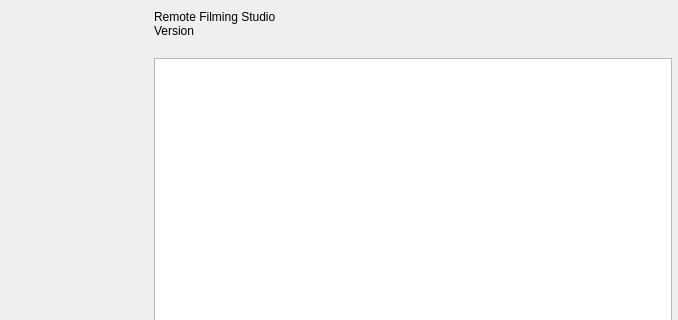
First picture: the form in vendor_skins/RemoteFilming/UI/forms/OBSAbout.ui, repository CoSMoSoftware/OBS-studio-webrtc, before the edit; both pictures show x 162 to 840 and y 0 to 320 of the 840 by 519 pixel window.
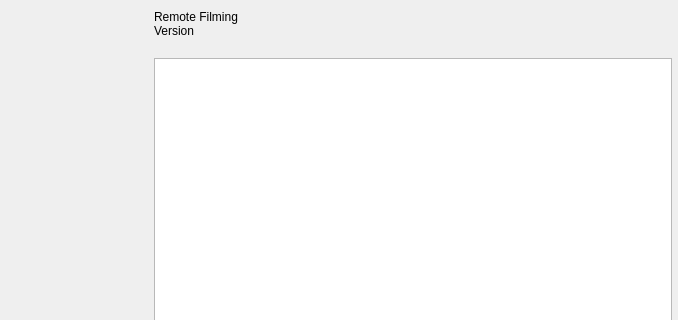
Second picture: the form after the edit. Icons and pictures are not drawn. Custom widgets are drawn as their Qt base class.

Commit message: RFS: app name = Remote Filming

The edit to the form file:
```diff
--- a/vendor_skins/RemoteFilming/UI/forms/OBSAbout.ui
+++ b/vendor_skins/RemoteFilming/UI/forms/OBSAbout.ui
@@ -76,7 +76,7 @@
        <item>
         <widget class="QLabel" name="name">
          <property name="text">
-          <string notr="true">Remote Filming Studio</string>
+          <string notr="true">Remote Filming</string>
          </property>
         </widget>
        </item>
```
The commit also changes 10 other files.
